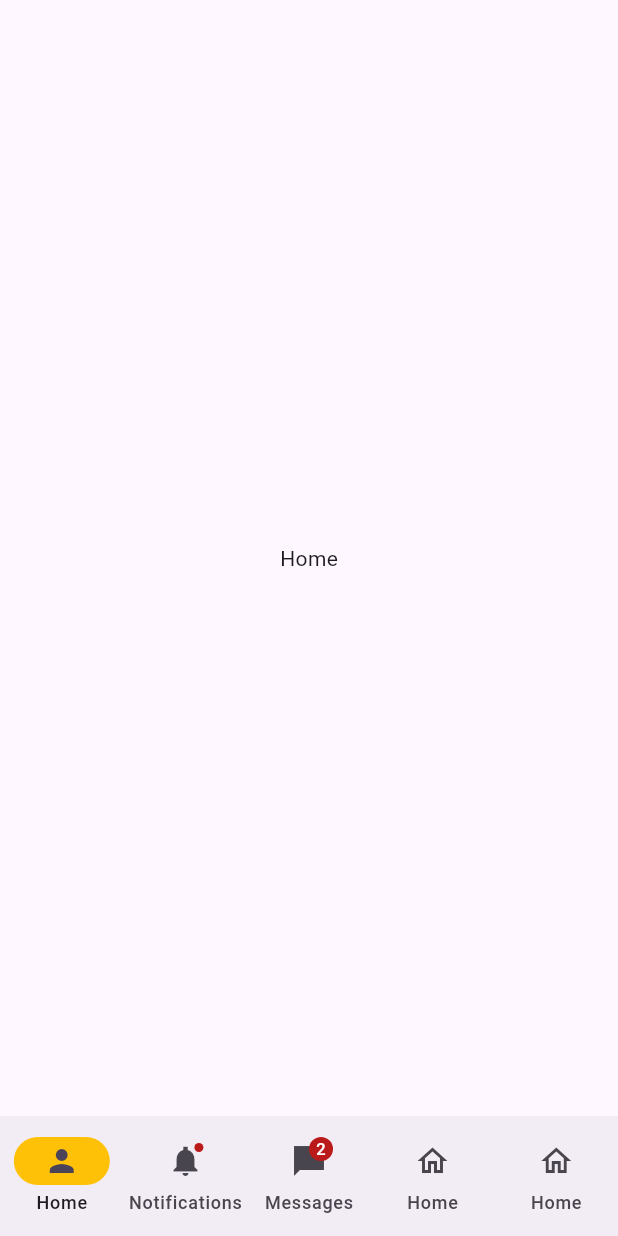
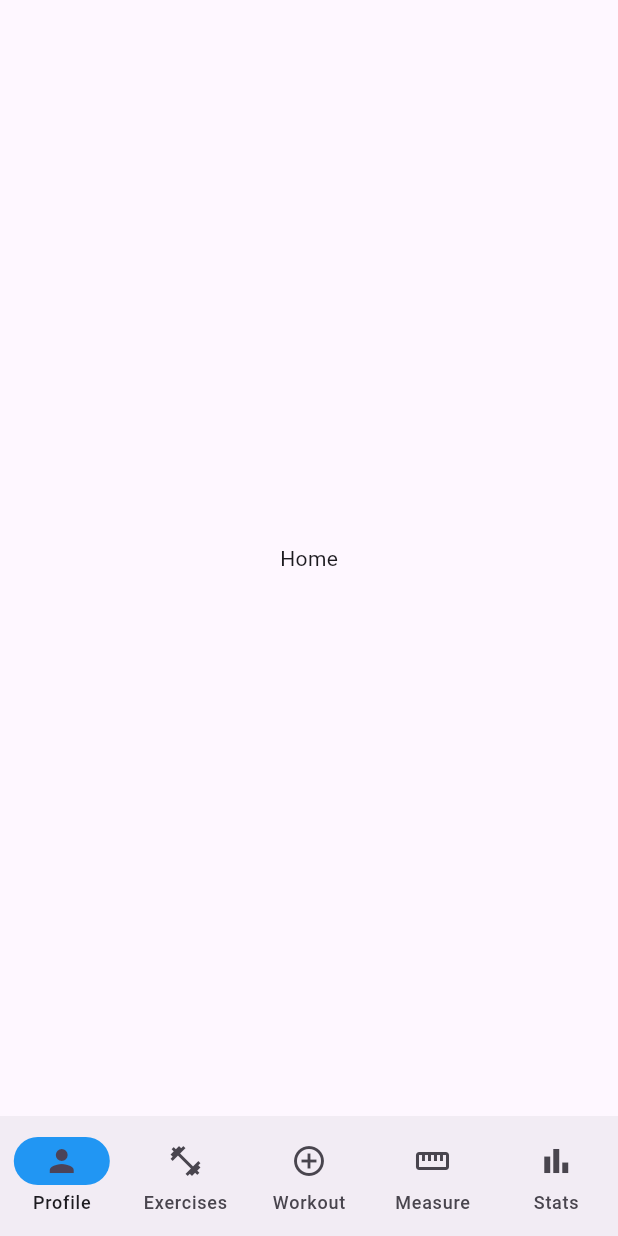
Before and after one commit to bottrell/StrengthStat, a Flutter app: the screen it shows after launch, on a phone screen of 412 x 824 dp. Run offline on Flutter 3.47's test engine with Material 3 defaults, Android fonts, the phone set to English and light mode, and no system bars.

Commit message:
added some screen boilerplate and changed nav bar icons

```diff
--- a/lib/main.dart
+++ b/lib/main.dart
@@ -36,7 +36,6 @@ class _NavigationExampleState extends State<NavBar> {
 
   @override
   Widget build(BuildContext context) {
-    final ThemeData theme = Theme.of(context);
     return Scaffold(
       // Actual NavigationBar definition
       bottomNavigationBar: NavigationBar(
@@ -45,111 +44,53 @@ class _NavigationExampleState extends State<NavBar> {
             currentPageIndex = index;
           });
         },
-        indicatorColor: Colors.amber,
+        indicatorColor: Colors.blue,
         selectedIndex: currentPageIndex,
         destinations: const <Widget>[
           // Profile
           NavigationDestination(
             selectedIcon: Icon(Icons.person),
             icon: Icon(Icons.person_outline),
-            label: 'Home',
+            label: 'Profile',
           ),
           // Exercises
           NavigationDestination(
-            icon: Badge(child: Icon(Icons.notifications_sharp)),
-            label: 'Notifications',
+            selectedIcon: Icon(Icons.fitness_center_outlined),
+            icon: Icon(Icons.fitness_center_outlined),
+            label: 'Exercises',
           ),
           // Workout
           NavigationDestination(
-            icon: Badge(
-              label: Text('2'),
-              child: Icon(Icons.messenger_sharp),
-            ),
-            label: 'Messages',
+            selectedIcon: Icon(Icons.add_circle),
+            icon: Icon(Icons.add_circle_outline),
+            label: 'Workout',
           ),
           // Measure
           NavigationDestination(
-            selectedIcon: Icon(Icons.home),
-            icon: Icon(Icons.home_outlined),
-            label: 'Home',
+            selectedIcon: Icon(Icons.straighten),
+            icon: Icon(Icons.straighten_outlined),
+            label: 'Measure',
           ),
           // Stats
           NavigationDestination(
-            selectedIcon: Icon(Icons.home),
-            icon: Icon(Icons.home_outlined),
-            label: 'Home',
+            selectedIcon: Icon(Icons.bar_chart),
+            icon: Icon(Icons.bar_chart_outlined),
+            label: 'Stats',
           ),
         ],
       ),
       // Scaffold body is where you define the pages that will be shown here
       body: <Widget>[
-        /// Home page
-        TestWidget(),
-
-        /// Notifications page
-        const Padding(
-          padding: EdgeInsets.all(8.0),
-          child: Column(
-            children: <Widget>[
-              Card(
-                child: ListTile(
-                  leading: Icon(Icons.notifications_sharp),
-                  title: Text('Notification 1'),
-                  subtitle: Text('This is a notification'),
-                ),
-              ),
-              Card(
-                child: ListTile(
-                  leading: Icon(Icons.notifications_sharp),
-                  title: Text('Notification 2'),
-                  subtitle: Text('This is a notification'),
-                ),
-              ),
-            ],
-          ),
-        ),
-
-        /// Messages page
-        ListView.builder(
-          reverse: true,
-          itemCount: 2,
-          itemBuilder: (BuildContext context, int index) {
-            if (index == 0) {
-              return Align(
-                alignment: Alignment.centerRight,
-                child: Container(
-                  margin: const EdgeInsets.all(8.0),
-                  padding: const EdgeInsets.all(8.0),
-                  decoration: BoxDecoration(
-                    color: theme.colorScheme.primary,
-                    borderRadius: BorderRadius.circular(8.0),
-                  ),
-                  child: Text(
-                    'Hello',
-                    style: theme.textTheme.bodyLarge!
-                        .copyWith(color: theme.colorScheme.onPrimary),
-                  ),
-                ),
-              );
-            }
-            return Align(
-              alignment: Alignment.centerLeft,
-              child: Container(
-                margin: const EdgeInsets.all(8.0),
-                padding: const EdgeInsets.all(8.0),
-                decoration: BoxDecoration(
-                  color: theme.colorScheme.primary,
-                  borderRadius: BorderRadius.circular(8.0),
-                ),
-                child: Text(
-                  'Hi!',
-                  style: theme.textTheme.bodyLarge!
-                      .copyWith(color: theme.colorScheme.onPrimary),
-                ),
-              ),
-            );
-          },
-        ),
+        // Profile screen
+        const TestWidget(),
+        // Exercises Screen
+        const TestWidget(),
+        // Workout Screen
+        const TestWidget(),
+        // Measure Screen
+        const TestWidget(),
+        // Stats Screen
+        const TestWidget(),
       ][currentPageIndex],
     );
   }
```
Also changed, not shown: lib/screens/exercises_screen.dart (added, +10 -0 lines), lib/screens/measure_screen.dart (added, +10 -0 lines), lib/screens/profile_screen.dart (added, +10 -0 lines), lib/screens/stats_screen.dart (added, +10 -0 lines), lib/screens/workout_overview_screen.dart (added, +10 -0 lines).
